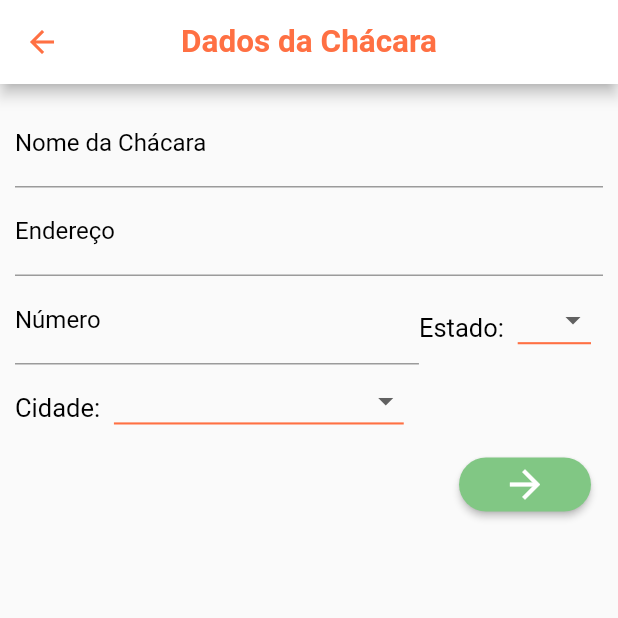
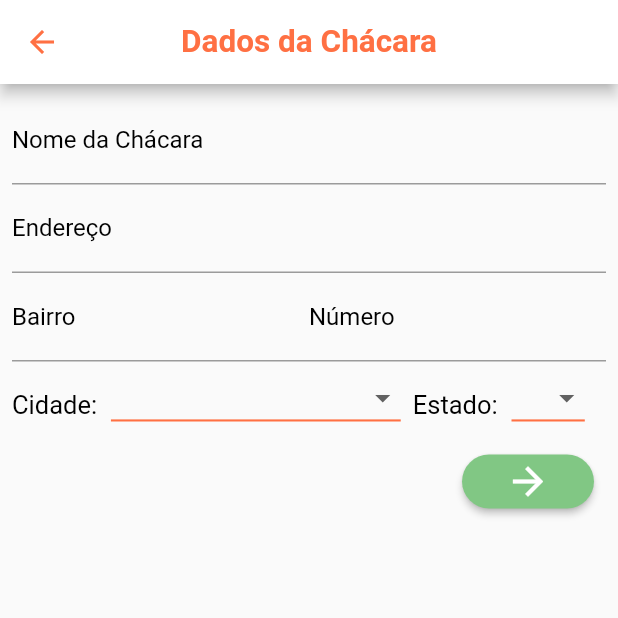
Before and after one commit to edvilsonjr/PI19D, a Flutter app: the CadChacara screen opened by its route, on a phone screen of 412 x 824 dp, the top half of it. Run offline on Flutter 3.47's test engine with Material 2 defaults, Android fonts, the phone set to English and light mode, and no system bars; our stand-ins replace firebase_auth, firebase_storage, flutter_masked_text, font_awesome_flutter, image_picker, table_calendar; missing offline and left inert: flutter_auth_buttons; accounts and stored records are empty; network calls fail.

Commit message:
ScopedModel chácara

```diff
--- /dev/null
+++ b/lib/model/chacara_model.dart
@@ -0,0 +1,43 @@
+import 'package:flutter/material.dart';
+import 'package:scoped_model/scoped_model.dart';
+import 'package:http/http.dart' as http;
+import 'dart:convert';
+
+class ChacaraModel extends Model {
+/*------------------------Variaveis da chácara--------------------------------*/
+//Dados Gerais
+  String nomechacara;
+  String endereco;
+  String cidade;
+  String estado;
+  String bairro;
+  int numero;
+//Diaria
+  int valordiaria;
+//Comodidades
+  bool quarto = false,
+      banheiro = false,
+      estacionamento = false,
+      piscina = false,
+      churrasqueira = false,
+      areacoberta = false;
+  int camas,
+      qtdbanheiro,
+      carros,
+      qtd110,
+      qtd220,
+      tomada110,
+      tomada220,
+      qtdquarto;
+  String obspiscina, obschurras, obsareacoberta;
+  //Informações adicionais
+  int qtdpessoa, qtdmesa;
+  bool mesa, mesanao;
+  String observacao;
+  //Galeria
+
+/*----------------------------------------------------------------------------*/
+
+  static ChacaraModel of(BuildContext context) =>
+      ScopedModel.of<ChacaraModel>(context);
+}
--- a/lib/view/cadastro_chacara.dart
+++ b/lib/view/cadastro_chacara.dart
@@ -4,6 +4,7 @@ import 'comodidades.dart';
 import 'comodidades_p2.dart';
 import 'diarias.dart';
 import 'galeria.dart';
+import 'package:pi/model/chacara_model.dart';
 
 class CadChacara extends StatefulWidget {
   @override
@@ -15,11 +16,17 @@ class _CadChacaraState extends State<CadChacara> {
   String valueCidade;
   String valueEstado;
 
+  /*--------------------------------------------------------------------*/
+  TextEditingController controllernome = TextEditingController();
+  TextEditingController controllerendereco = TextEditingController();
+  TextEditingController controllerbairro = TextEditingController();
+  TextEditingController controllernumero = TextEditingController();
+  /*--------------------------------------------------------------------*/
+
   @override
   Widget build(BuildContext context) {
     return PageView(
       controller: page,
-      //scrollDirection: A,
       children: <Widget>[
         Scaffold(
           appBar: AppBar(
@@ -37,11 +44,12 @@ class _CadChacaraState extends State<CadChacara> {
           ),
           body: SingleChildScrollView(
             child: Padding(
-              padding: const EdgeInsets.all(10.0),
+              padding: const EdgeInsets.all(8.0),
               child: Column(
                 children: <Widget>[
                   //Nome da Chacara
                   TextField(
+                    controller: controllernome,
                     decoration: InputDecoration(
                         //labelText: "Nome da Chácara",
                         labelText: "Nome da Chácara",
@@ -50,7 +58,8 @@ class _CadChacaraState extends State<CadChacara> {
                   Row(
                     children: <Widget>[
                       Expanded(
-                        child: /*Endereço*/ TextField(
+                        child: TextField(
+                          controller: controllerendereco,
                           decoration: InputDecoration(
                             labelText: "Endereço",
                             labelStyle: TextStyle(color: Colors.black),
@@ -63,7 +72,16 @@ class _CadChacaraState extends State<CadChacara> {
                   Row(
                     children: <Widget>[
                       Expanded(
+                        child: /*Bairro*/ TextField(
+                          controller: controllerbairro,
+                          decoration: InputDecoration(
+                              labelText: "Bairro",
+                              labelStyle: TextStyle(color: Colors.black)),
+                        ),
+                      ),
+                      Expanded(
                         child: /*Número*/ TextField(
+                          controller: controllernumero,
                           keyboardType:
                               TextInputType.numberWithOptions(decimal: true),
                           decoration: InputDecoration(
@@ -71,39 +89,9 @@ class _CadChacaraState extends State<CadChacara> {
                               labelStyle: TextStyle(color: Colors.black)),
                         ),
                       ),
-                      Padding(
-                        padding: const EdgeInsets.only(top: 10.0),
-                        child: Text(
-                          "Estado: ",
-                          style: TextStyle(fontSize: 17.0, color: Colors.black),
-                        ),
-                      ),
-                      Padding(
-                        padding: const EdgeInsets.only(right:8.0, left: 5.0),
-                        child: DropdownButton<String>(
-                          value: valueEstado,
-                          iconSize: 24,
-                          elevation: 16,
-                          underline: Container(
-                            height: 1.4,
-                            color: Colors.deepOrange[400],
-                          ),
-                          onChanged: (String newValue) {
-                            setState(() {
-                              valueEstado = newValue;
-                            });
-                          },
-                          items: <String>['MG', 'SP']
-                              .map<DropdownMenuItem<String>>((String value) {
-                            return DropdownMenuItem<String>(
-                              value: value,
-                              child: Text(value),
-                            );
-                          }).toList(),
-                        ),
-                      ),
                     ],
                   ),
+
                   Row(
                     children: <Widget>[
                       Padding(
@@ -143,15 +131,59 @@ class _CadChacaraState extends State<CadChacara> {
                           }).toList(),
                         ),
                       ),
+                      Padding(
+                        padding: const EdgeInsets.only(left: 8.0, top: 10.0),
+                        child: Text(
+                          "Estado: ",
+                          style: TextStyle(fontSize: 17.0, color: Colors.black),
+                        ),
+                      ),
+                      Padding(
+                        padding: const EdgeInsets.only(right: 8.0, left: 5.0),
+                        child: DropdownButton<String>(
+                          value: valueEstado,
+                          iconSize: 24,
+                          elevation: 16,
+                          underline: Container(
+                            height: 1.4,
+                            color: Colors.deepOrange[400],
+                          ),
+                          onChanged: (String newValue) {
+                            setState(() {
+                              valueEstado = newValue;
+                            });
+                          },
+                          items: <String>['MG', 'SP']
+                              .map<DropdownMenuItem<String>>((String value) {
+                            return DropdownMenuItem<String>(
+                              value: value,
+                              child: Text(value),
+                            );
+                          }).toList(),
+                        ),
+                      ),
                     ],
                   ),
                   Padding(
-                    padding: const EdgeInsets.only(top:8.0, right: 8.0),
+                    padding: const EdgeInsets.only(top: 8.0, right: 8.0),
                     child: Row(
                       mainAxisAlignment: MainAxisAlignment.end,
                       children: <Widget>[
                         RaisedButton(
                           onPressed: () {
+                            ChacaraModel.of(context).nomechacara =
+                                controllernome.text;
+                            ChacaraModel.of(context).endereco =
+                                controllerendereco.text;
+                            ChacaraModel.of(context).bairro =
+                                controllerbairro.text;
+                            ChacaraModel.of(context).numero =
+                                int.parse(controllernumero.text);
+                            ChacaraModel.of(context).cidade =
+                                controllernome.text;
+                            ChacaraModel.of(context).estado =
+                                controllernome.text;
+
                             page.jumpToPage(1);
                           },
                           shape: RoundedRectangleBorder(
--- a/lib/view/pagina_chacara.dart
+++ b/lib/view/pagina_chacara.dart
@@ -1,7 +1,6 @@
 import 'package:flutter/material.dart';
 import 'package:font_awesome_flutter/font_awesome_flutter.dart';
 import 'package:pi/view/pagina_galeria_chacara.dart';
-
 import 'calendario.dart';
 import 'drawer.dart';
 
```
Also changed, not shown: lib/main.dart (+5 -4 lines), lib/view/comodidades.dart (+75 -12 lines), lib/view/comodidades_p2.dart (+7 -2 lines), 2 other files.
